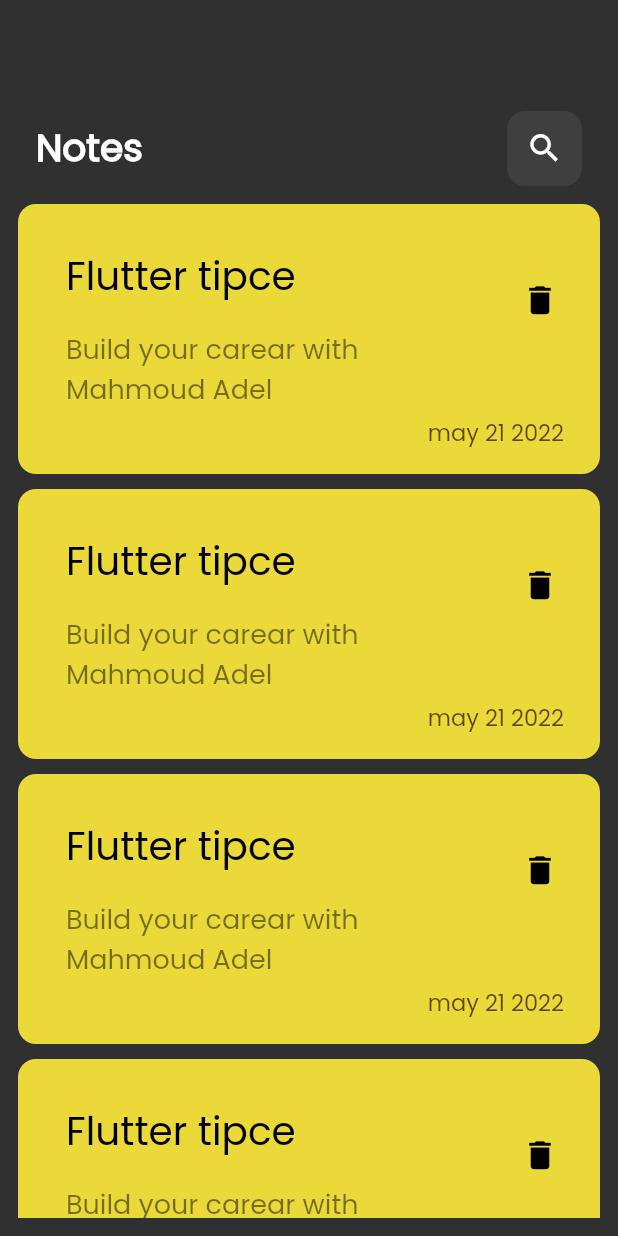
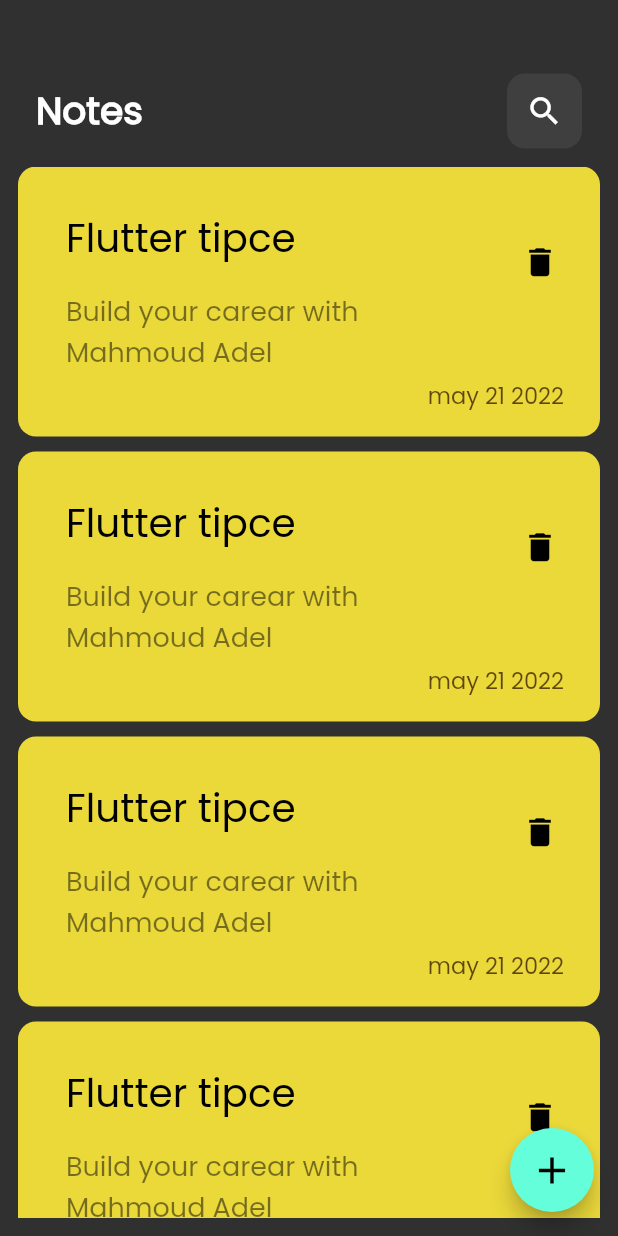
Before and after one commit to Mahmoud-Adel-Ali/notes, a Flutter app: the screen it shows after launch, on a phone screen of 412 x 824 dp. Run offline on Flutter 3.47's test engine with Material 2 defaults, Android fonts, the phone set to English and light mode, and no system bars.

Commit message:
add floatingActionButton

```diff
--- a/lib/views/notesView.dart
+++ b/lib/views/notesView.dart
@@ -1,5 +1,3 @@
-
-
 import 'package:flutter/material.dart';
 import 'package:notes/views/widget/notes_view_body.dart';
 
@@ -8,11 +6,15 @@ class NotesView extends StatelessWidget {
 
   @override
   Widget build(BuildContext context) {
-    return const Scaffold(
-      body: Padding(
+    return Scaffold(
+      floatingActionButton: FloatingActionButton(
+        onPressed: () {},
+        child: const Icon(Icons.add,size: 30,),
+      ),
+      body: const Padding(
         padding: EdgeInsets.all(12.0),
         child: NotesViewBody(),
       ),
-      );
+    );
   }
 }
--- a/lib/views/widget/notes_view_body.dart
+++ b/lib/views/widget/notes_view_body.dart
@@ -9,7 +9,7 @@ class NotesViewBody extends StatelessWidget {
   Widget build(BuildContext context) {
     return const Column(
       children: [
-        SizedBox(height:50),
+        SizedBox(height:25),
         CustomAppBar(),
         // NoteItemCard(),
         Expanded(child: NotesListView()),
```
